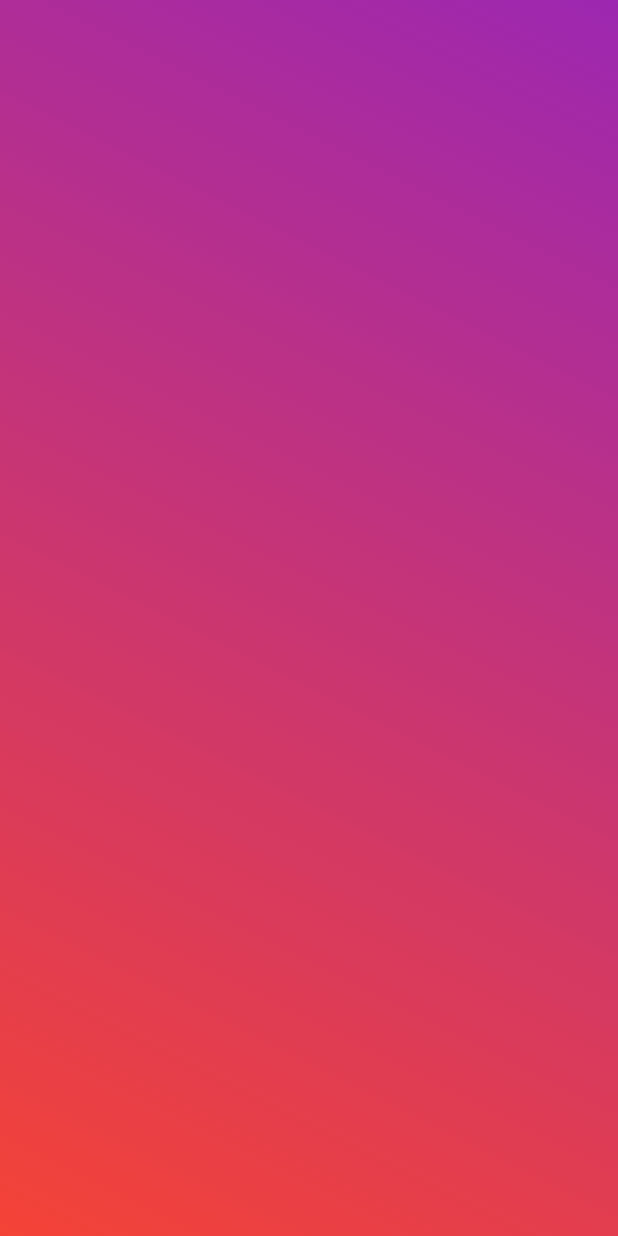
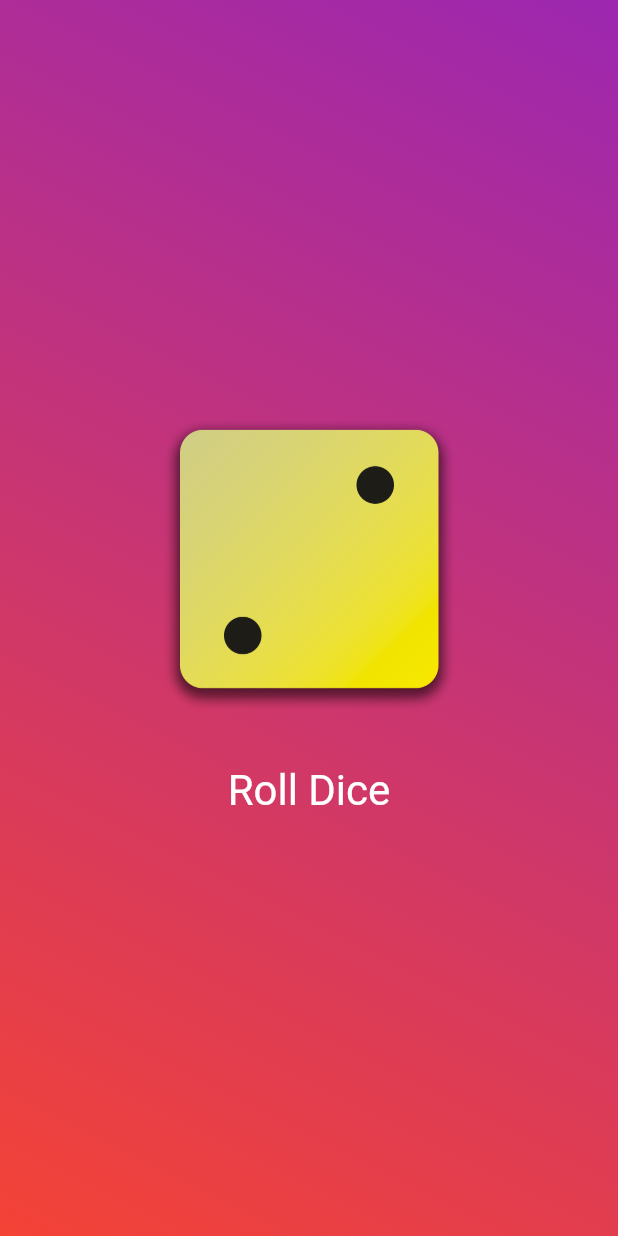
Before and after one commit to FatoomRe/1st-Flutter-CourseProject-DiceRoller, a Flutter app: the screen it shows after launch, on a phone screen of 412 x 824 dp. Run offline on Flutter 3.47's test engine with Material 2 defaults, Android fonts, the phone set to English and light mode, and no system bars.

Commit message:
commit_message = """\

```diff
--- a/lib/gradient_container.dart
+++ b/lib/gradient_container.dart
@@ -1,4 +1,6 @@
 import 'package:flutter/material.dart';
+
+import 'dice_roller.dart';
 
 const startAlignement = Alignment.topRight;
 const endAlignement = Alignment.bottomLeft;
@@ -24,7 +26,7 @@ class GradientContainer extends StatelessWidget {
         end: endAlignement,
       )),
       child: Center(
-
+         child: DiceRoller(),
       ),
     );
   }
```
